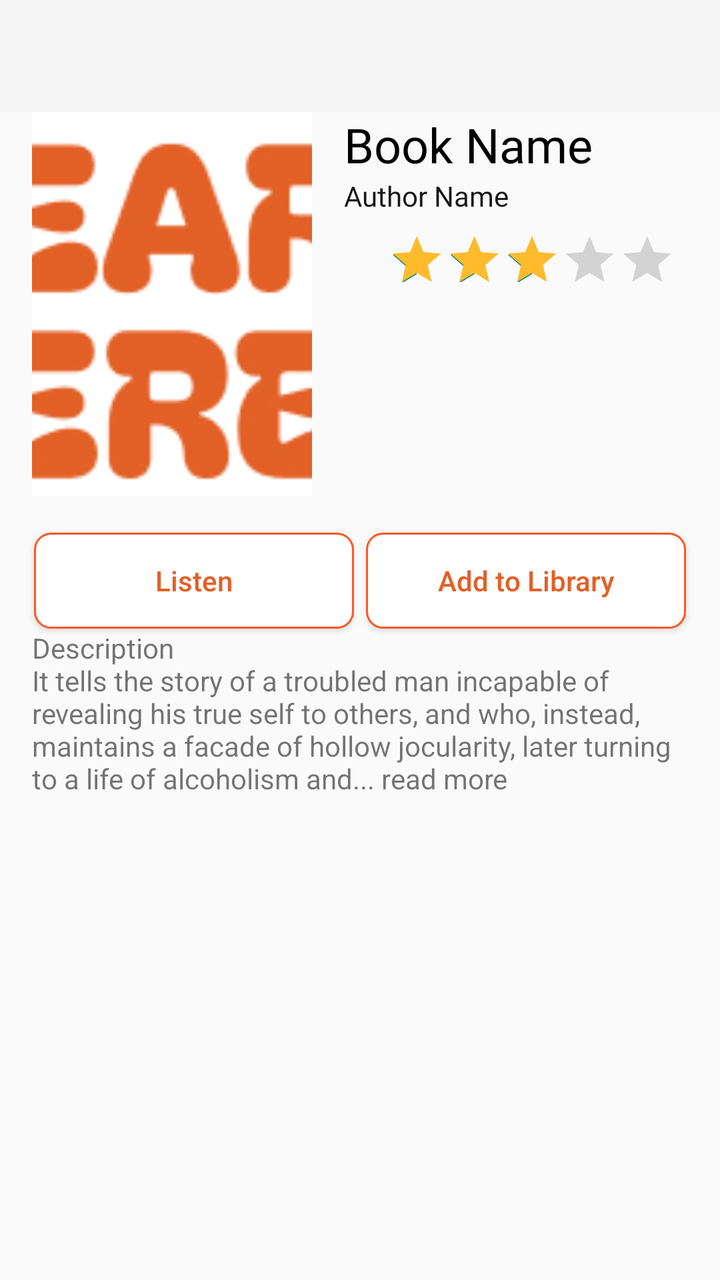
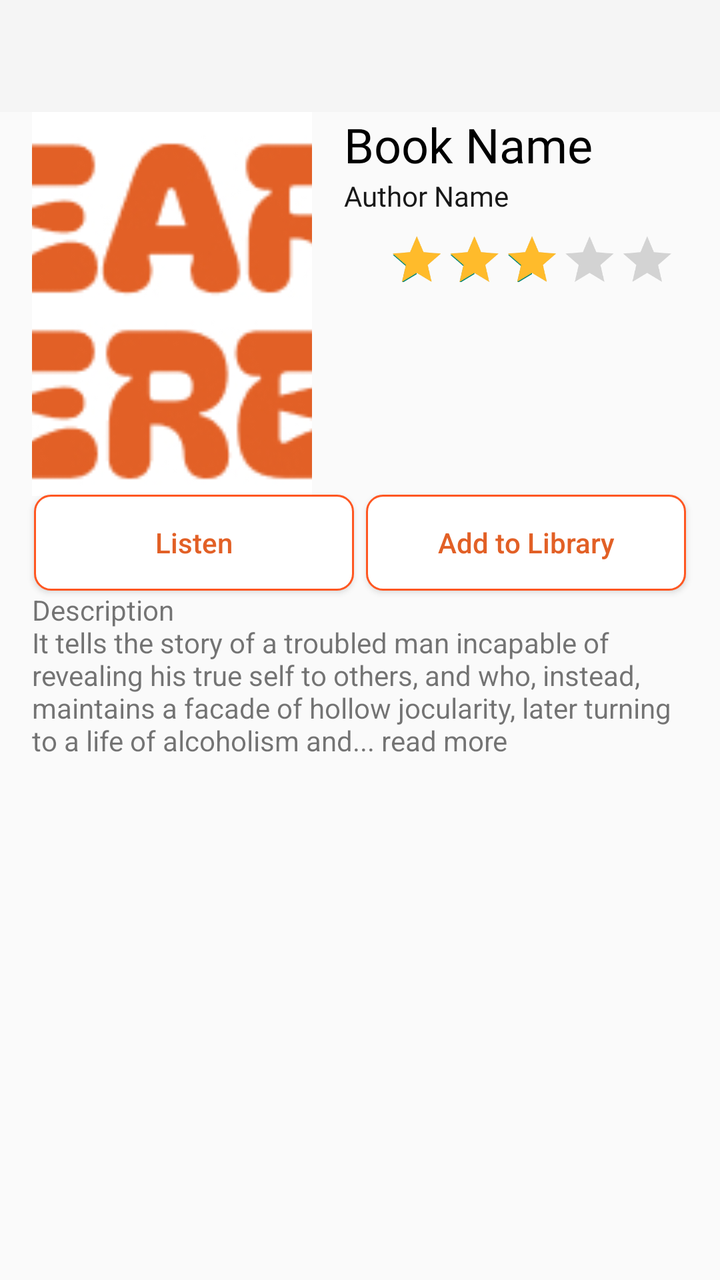

Two renders of the same Android screen: before a commit and after it. Below are the layout's source before the change and the commit's diff.
<!-- AndroidManifest.xml: application theme Theme.HeareHere -->
<!-- res/layout/fragment_about_book.xml -->
<?xml version="1.0" encoding="utf-8"?>
<layout xmlns:android="http://schemas.android.com/apk/res/android"
    xmlns:app="http://schemas.android.com/apk/res-auto"
    xmlns:tools="http://schemas.android.com/tools">


    <androidx.constraintlayout.widget.ConstraintLayout
        android:layout_width="match_parent"
        android:layout_height="match_parent"
        tools:context=".AboutBook.AboutBook">

        <androidx.appcompat.widget.Toolbar
            android:id="@+id/toolbar"
            android:layout_width="match_parent"
            android:layout_height="wrap_content"
            android:background="?attr/colorPrimary"
            android:minHeight="?attr/actionBarSize"
            android:theme="?attr/actionBarTheme"
            app:layout_constraintEnd_toEndOf="parent"
            app:layout_constraintStart_toStartOf="parent"
            app:layout_constraintTop_toTopOf="parent" />
    <ScrollView
        android:layout_width="0dp"
        android:layout_height="0dp"
        app:layout_constraintTop_toBottomOf="@+id/toolbar"
        app:layout_constraintBottom_toBottomOf="parent"
        app:layout_constraintStart_toStartOf="parent"
        app:layout_constraintEnd_toEndOf="parent"
        android:fillViewport="true">

    
    <androidx.constraintlayout.widget.ConstraintLayout
        android:layout_width="match_parent"
        android:layout_height="wrap_content">


        <ImageView
            android:id="@+id/listen_book"
            android:layout_width="140dp"
            android:layout_height="192dp"
            android:layout_marginStart="16dp"
            android:layout_marginTop="16dp"
            android:paddingLeft="16dp"
            android:contentDescription="Cover"
            android:src="@drawable/splashlogo"
            app:circularflow_radiusInDP="4dp"
            android:scaleType="centerCrop"
            app:layout_constraintStart_toStartOf="parent"
            app:layout_constraintTop_toBottomOf="@+id/toolbar" />

        <TextView
            android:id="@+id/book_name"
            android:layout_width="0dp"
            android:layout_height="wrap_content"
            android:layout_marginStart="16dp"
            android:fontFamily="@font/glorymedium"
            android:lineSpacingExtra="5.4dp"
            android:maxLines="2"
            android:text="Book Name"
            android:textColor="@color/black"
            android:textSize="24sp"
            app:layout_constraintEnd_toEndOf="parent"
            app:layout_constraintHorizontal_bias="0.523"
            app:layout_constraintStart_toEndOf="@+id/listen_book"
            app:layout_constraintTop_toTopOf="@+id/listen_book"
            app:layout_constraintVertical_chainStyle="packed" />

        <TextView
            android:id="@+id/author_name"
            android:layout_width="0dp"
            android:layout_height="wrap_content"
            android:fontFamily="@font/glory_thin"
            android:text="Author Name"
            android:textColor="@color/gray"
            app:layout_constraintEnd_toEndOf="@+id/book_name"
            app:layout_constraintStart_toStartOf="@+id/book_name"
            app:layout_constraintTop_toBottomOf="@+id/book_name" />

        <RatingBar
            android:id="@+id/ratio_bar"
            android:layout_width="wrap_content"
            android:layout_height="42dp"
            android:layout_marginStart="16dp"
            android:layout_marginEnd="16dp"
            android:max="100"
            android:numStars="5"
            android:progress="70"
            android:progressTint="@color/gold"
            android:scaleType="centerCrop"
            android:scaleX="0.6"
            android:scaleY="0.6"
            android:stepSize="1.0"
            app:layout_constraintEnd_toEndOf="parent"
            app:layout_constraintStart_toStartOf="@+id/book_name"
            app:layout_constraintTop_toBottomOf="@+id/author_name" />


        <androidx.recyclerview.widget.RecyclerView
            android:id="@+id/category_recycler_view"
            android:layout_width="240dp"
            android:layout_height="101dp"
            android:layout_marginStart="24dp"
            android:layout_marginEnd="16dp"
            app:layout_constraintBottom_toTopOf="@+id/listen_button"
            app:layout_constraintEnd_toEndOf="parent"
            app:layout_constraintHorizontal_bias="0.585"
            app:layout_constraintStart_toStartOf="@+id/ratio_bar"
            app:layout_constraintTop_toBottomOf="@+id/ratio_bar" />

        <Button
            android:id="@+id/listen_button"
            android:layout_width="160dp"
            android:layout_height="wrap_content"
            android:layout_marginEnd="5dp"
            android:layout_marginTop="16dp"
            android:layout_marginStart="16dp"
            android:background="@drawable/button_background_book"
            android:text="Listen"
            android:textAllCaps="false"
            android:textColor="@color/button_text_color_changed"
            app:layout_constraintEnd_toStartOf="@+id/add_library_button"
            app:layout_constraintStart_toStartOf="parent"
            app:layout_constraintTop_toBottomOf="@+id/category_recycler_view"
            app:layout_constraintWidth_percent="0.5" />

        <Button
            android:id="@+id/add_library_button"
            android:layout_width="160dp"
            android:layout_height="wrap_content"
            android:layout_marginEnd="16dp"
            android:background="@drawable/button_background_book"
            android:text="Add to Library"
            android:textAllCaps="false"
            android:textColor="@color/button_text_color_changed"
            app:layout_constraintBottom_toBottomOf="@+id/listen_button"
            app:layout_constraintEnd_toEndOf="parent"
            app:layout_constraintStart_toEndOf="@+id/listen_button"
            app:layout_constraintTop_toTopOf="@+id/listen_button"
            app:layout_constraintVertical_bias="0.0"
            app:layout_constraintWidth_percent="0.5" />

        <TextView
            android:id="@+id/description"
            android:layout_width="0dp"
            android:layout_height="wrap_content"
            android:layout_marginStart="16dp"
            android:layout_marginEnd="16dp"
            android:text="Description \nIt tells the story of a troubled man incapable of revealing his true self to others, and who, instead, maintains a facade of hollow jocularity, later turning to a life of alcoholism and... read more"
            android:maxLines="5"
            android:ellipsize="end"
            app:layout_constraintEnd_toEndOf="parent"
            app:layout_constraintStart_toStartOf="parent"
            app:layout_constraintTop_toBottomOf="@+id/listen_button" />

        <androidx.recyclerview.widget.RecyclerView
            android:id="@+id/about_book_rv"
            android:layout_width="match_parent"
            android:layout_height="wrap_content"
            android:layout_marginStart="16dp"
            android:layout_marginEnd="16dp"
            android:layout_marginBottom="16dp"
            android:layout_marginTop="16dp"
            android:orientation="vertical"
            android:paddingBottom="80dp"
            app:layout_constraintBottom_toBottomOf="parent"
            app:layout_constraintEnd_toEndOf="parent"
            app:layout_constraintStart_toStartOf="parent"
            app:layout_constraintTop_toBottomOf="@+id/description"
            app:layout_constraintVertical_bias="0.0" />
    </androidx.constraintlayout.widget.ConstraintLayout>
    </ScrollView>


    </androidx.constraintlayout.widget.ConstraintLayout>
</layout>
<!-- resources referenced by this layout -->
<resources>
  <color name="black">#FF000000</color>
  <color name="gold">#FFBB2B</color>
  <color name="gray">#181818</color>
  <!-- drawable button_background_book (drawable) -->
  <?xml version="1.0" encoding="utf-8"?>
  <selector xmlns:android="http://schemas.android.com/apk/res/android">
      <item android:state_pressed="true">
          <shape>
              <corners android:topLeftRadius="8dp" android:topRightRadius="8dp"
                  android:bottomLeftRadius="8dp" android:bottomRightRadius="8dp" />
              <solid android:color="#FF5722" /> 
              <stroke android:width="1dp" android:color="#FF5722" /> 
          </shape>
      </item>
      <item>
          <shape>
              <corners android:topLeftRadius="8dp" android:topRightRadius="8dp"
                  android:bottomLeftRadius="8dp" android:bottomRightRadius="8dp" />
              <solid android:color="#FFFFFF" /> 
              <stroke android:width="1dp" android:color="#FF5722" /> 
          </shape>
      </item>
  </selector>
  <!-- drawable splashlogo: jpg bitmap (drawable, 46709 bytes) -->
  <style name="Theme.HeareHere" parent="Base.Theme.HeareHere" />
  <style name="Base.Theme.HeareHere" parent="Theme.AppCompat.Light.NoActionBar">
          
          
      </style>
</resources>

<!-- the commit's change to res/layout/fragment_about_book.xml (unified diff, before → after) -->
@@ -97,12 +97,13 @@
 
         <androidx.recyclerview.widget.RecyclerView
             android:id="@+id/category_recycler_view"
-            android:layout_width="240dp"
-            android:layout_height="101dp"
+            android:layout_width="200dp"
+            android:layout_height="65dp"
             android:layout_marginStart="24dp"
             android:layout_marginEnd="16dp"
-            app:layout_constraintBottom_toTopOf="@+id/listen_button"
+            app:layout_constraintBottom_toBottomOf="@+id/listen_book"
             app:layout_constraintEnd_toEndOf="parent"
+            android:scaleType="centerCrop"
             app:layout_constraintHorizontal_bias="0.585"
             app:layout_constraintStart_toStartOf="@+id/ratio_bar"
             app:layout_constraintTop_toBottomOf="@+id/ratio_bar" />
